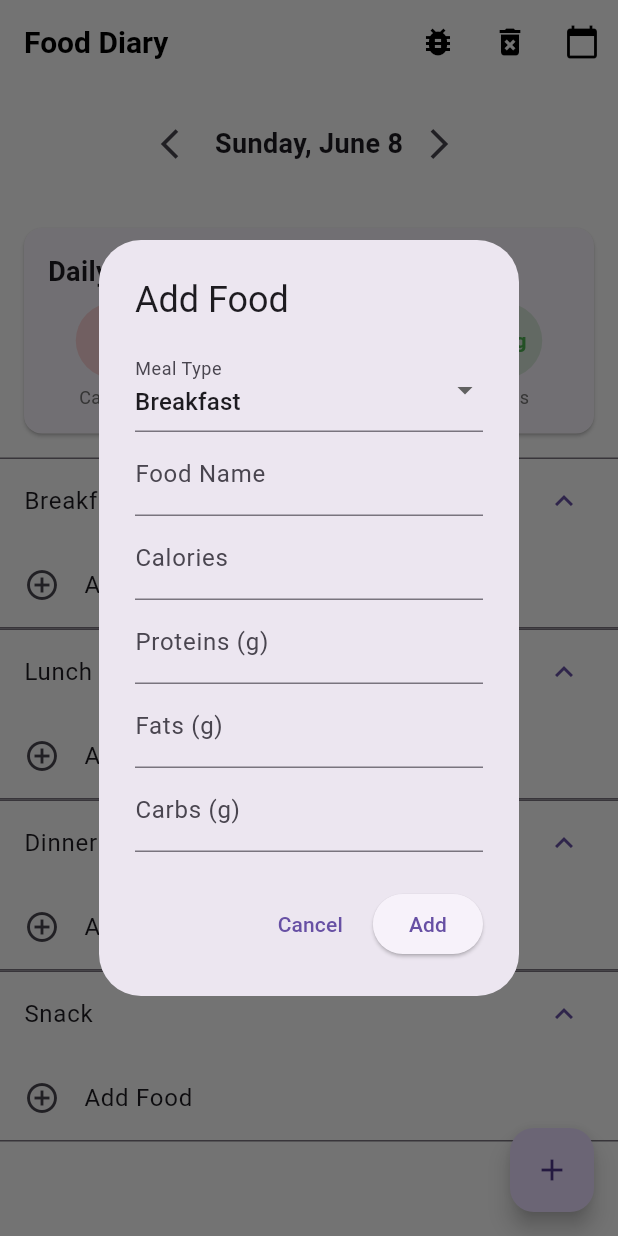
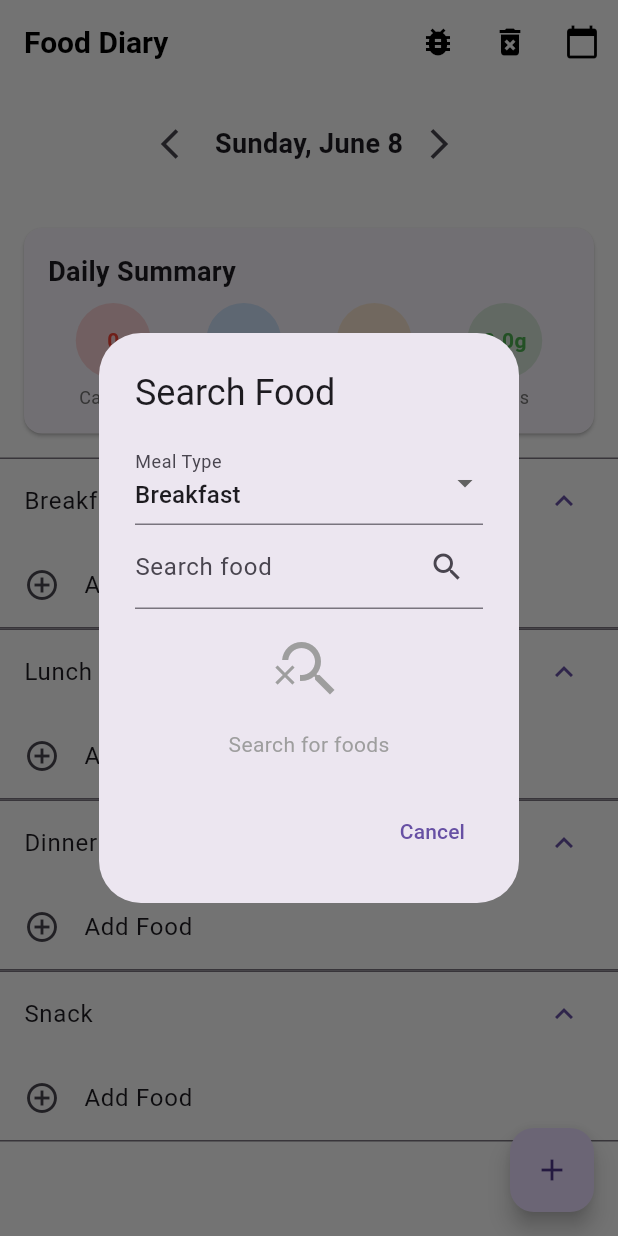
Before and after one commit to LysinKirill/FitTrack, a Flutter app: the FoodDiaryScreen screen opened directly with empty values, after a tap on "Add Food", on a phone screen of 412 x 824 dp. Run offline on Flutter 3.47's test engine with Material 3 defaults, Android fonts, the phone set to English and light mode, and no system bars; our stand-ins replace flutter_dotenv, sqflite; accounts and stored records are empty.

```diff
--- a/lib/main.dart
+++ b/lib/main.dart
@@ -2,9 +2,11 @@ import 'package:flutter/material.dart';
 import 'package:fit_track/screens/auth/login_screen.dart';
 import 'package:fit_track/services/database/db_helper.dart';
 import 'package:fit_track/services/auth_service.dart';
+import 'package:flutter_dotenv/flutter_dotenv.dart';
 
 void main() async {
   WidgetsFlutterBinding.ensureInitialized();
+  await dotenv.load(fileName: ".env");
   final dbHelper = DatabaseHelper.instance;
   final authService = AuthService(dbHelper);
 
--- a/lib/screens/home/nutrition/food_diary.dart
+++ b/lib/screens/home/nutrition/food_diary.dart
@@ -2,7 +2,7 @@ import 'package:flutter/material.dart';
 import 'package:intl/intl.dart';
 import 'package:fit_track/models/meal_entry.dart';
 import 'package:fit_track/services/database/db_helper.dart';
-import 'package:fit_track/models/user.dart';
+import '../../../widgets/food_search_dialog.dart';
 
 class FoodDiaryScreen extends StatefulWidget {
   final int userId;
@@ -19,7 +19,7 @@ class _FoodDiaryScreenState extends State<FoodDiaryScreen> {
   List<MealEntry> _mealEntries = [];
   late int _userId;
 
-  // Nutrition summary
+
   int _totalCalories = 0;
   double _totalProteins = 0;
   double _totalFats = 0;
@@ -32,7 +32,6 @@ class _FoodDiaryScreenState extends State<FoodDiaryScreen> {
     _ensureUserExists().then((_) => _loadMealEntries());
   }
 
-  // Debug: Create a user if none exists
   Future<void> _ensureUserExists() async {
     final db = await _dbHelper.database;
     final users = await db.query('users');
@@ -303,9 +302,7 @@ class _FoodDiaryScreenState extends State<FoodDiaryScreen> {
                       onTap: () async {
                         final result = await showDialog<MealEntry>(
                           context: context,
-                          builder:
-                              (context) =>
-                                  AddMealDialog(initialMealType: mealType),
+                          builder: (context) => FoodSearchDialog(initialMealType: mealType),
                         );
 
                         if (result != null) {
--- /dev/null
+++ b/lib/services/api/fatsecret_api.dart
@@ -0,0 +1,152 @@
+import 'dart:convert';
+import 'dart:math';
+import 'package:crypto/crypto.dart';
+import 'package:http/http.dart' as http;
+
+class FoodItem {
+  final String id;
+  final String name;
+  final int calories;
+  final double proteins;
+  final double fats;
+  final double carbs;
+
+  FoodItem({
+    required this.id,
+    required this.name,
+    required this.calories,
+    required this.proteins,
+    required this.fats,
+    required this.carbs,
+  });
+}
+
+class FatSecretAPI {
+  static const String _baseUrl = 'https://platform.fatsecret.com/rest/server.api';
+  final String _consumerKey;
+  final String _consumerSecret;
+  static const int defaultMaxResults = 5;
+  FatSecretAPI(this._consumerKey, this._consumerSecret);
+
+  String _generateNonce() {
+    const chars = 'ABCDEFGHIJKLMNOPQRSTUVWXYZabcdefghijklmnopqrstuvwxyz0123456789';
+    final random = Random();
+    return String.fromCharCodes(
+      Iterable.generate(32, (_) => chars.codeUnitAt(random.nextInt(chars.length))),
+    );
+  }
+
+  String _percentEncode(String s) {
+    return Uri.encodeComponent(s)
+        .replaceAll('+', '%20')
+        .replaceAll('*', '%2A')
+        .replaceAll('%7E', '~');
+  }
+
+  String _generateSignature({
+    required String httpMethod,
+    required String baseUrl,
+    required Map<String, String> params,
+    required String consumerSecret,
+  }) {
+    final sortedParams = params.keys.toList()..sort();
+
+    final paramString = sortedParams
+        .map((k) => '${_percentEncode(k)}=${_percentEncode(params[k]!)}')
+        .join('&');
+
+    final baseString = [
+      httpMethod.toUpperCase(),
+      _percentEncode(baseUrl),
+      _percentEncode(paramString),
+    ].join('&');
+
+
+    final signingKey = '${_percentEncode(consumerSecret)}&';
+
+    final hmac = Hmac(sha1, utf8.encode(signingKey));
+    final digest = hmac.convert(utf8.encode(baseString));
+    return base64Encode(digest.bytes);
+  }
+
+  Future<Map<String, dynamic>> _makeRequest({
+    required String method,
+    Map<String, String>? additionalParams,
+  }) async {
+    final timestamp = (DateTime.now().millisecondsSinceEpoch ~/ 1000).toString();
+    final nonce = _generateNonce();
+
+    final oauthParams = {
+      'oauth_consumer_key': _consumerKey,
+      'oauth_signature_method': 'HMAC-SHA1',
+      'oauth_timestamp': timestamp,
+      'oauth_nonce': nonce,
+      'oauth_version': '1.0',
+    };
+
+    final allParams = {
+      ...?additionalParams,
+      ...oauthParams,
+      'method': method,
+      'format': 'json',
+    };
+
+    final signature = _generateSignature(
+      httpMethod: 'GET',
+      baseUrl: _baseUrl,
+      params: allParams,
+      consumerSecret: _consumerSecret,
+    );
+
+
+    oauthParams['oauth_signature'] = signature;
+
+    final oauthHeader = 'OAuth ${oauthParams.entries
+            .map((e) => '${_percentEncode(e.key)}="${_percentEncode(e.value)}"')
+            .join(',')}';
+
+    final queryParams = {
+      ...?additionalParams,
+      'method': method,
+      'format': 'json',
+    };
+    final uri = Uri.parse(_baseUrl).replace(queryParameters: queryParams);
+
+    final response = await http.get(
+      uri,
+      headers: {'Authorization': oauthHeader},
+    );
+
+    if (response.statusCode != 200) {
+      throw Exception('Request failed: ${response.statusCode} - ${response.body}');
+    }
+
+    final result = json.decode(response.body);
+    if (result.containsKey('error')) {
+      throw Exception('API error: ${result['error']['message']}');
+    }
+
+    return result;
+  }
+
+  Future<Map<String, dynamic>> searchFoods(String query, {String language = 'en'}) async {
+    return await _makeRequest(
+      method: 'foods.search',
+      additionalParams: {
+        'search_expression': query,
+        'language': language,
+        'max_results': defaultMaxResults.toString()
+      },
+    );
+  }
+
+  Future<Map<String, dynamic>> getFood(int foodId, {String language = 'en'}) async {
+    return await _makeRequest(
+      method: 'food.get',
+      additionalParams: {
+        'food_id': foodId.toString(),
+        'language': language,
+      },
+    );
+  }
+}
--- /dev/null
+++ b/lib/widgets/food_search_dialog.dart
@@ -0,0 +1,173 @@
+import 'package:flutter/material.dart';
+import 'package:fit_track/models/meal_entry.dart';
+import 'package:flutter_dotenv/flutter_dotenv.dart';
+import '../services/api/fatsecret_api.dart';
+
+class FoodSearchDialog extends StatefulWidget {
+  final String initialMealType;
+
+  const FoodSearchDialog({super.key, required this.initialMealType});
+
+  @override
+  State<FoodSearchDialog> createState() => _FoodSearchDialogState();
+}
+
+class _FoodSearchDialogState extends State<FoodSearchDialog> {
+  final _searchController = TextEditingController();
+  List<FoodItem> _searchResults = [];
+  bool _isSearching = false;
+  String _mealType = 'Breakfast';
+
+  @override
+  void initState() {
+    super.initState();
+    _mealType = widget.initialMealType;
+  }
+
+  @override
+  void dispose() {
+    _searchController.dispose();
+    super.dispose();
+  }
+
+  final _api = FatSecretAPI(
+    dotenv.env['FATSECRET_KEY']!,
+    dotenv.env['FATSECRET_SECRET']!,
+  );
+
+
+  void _searchFoods() async {
+    setState(() => _isSearching = true);
+    try {
+      final results = await _api.searchFoods(_searchController.text);
+      final parsed = parseSearchResults(results);
+
+      setState(() => _searchResults = parsed);
+    } finally {
+      setState(() => _isSearching = false);
+    }
+  }
+
+
+  List<FoodItem> parseSearchResults(Map<String, dynamic> data) {
+    var foods = data['foods']['food'];
+    var results = foods.map<FoodItem>((food) {
+      var nutritionalInfo = parseNutritionalInfo(food['food_description']);
+      return FoodItem(
+        id: food['food_id'],
+        name: food['food_name'],
+        calories: (nutritionalInfo['Calories'] ?? 0).toInt(),
+        proteins: nutritionalInfo['Protein'] ?? 0,
+        fats: nutritionalInfo['Fat'] ?? 0,
+        carbs: nutritionalInfo['Carbs'] ?? 0,
+      );
+    }).toList();
+
+    return results;
+  }
+
+  Map<String, double> parseNutritionalInfo(String input) {
+    RegExp exp = RegExp(
+        r'Calories: (\d+\.?\d*)kcal \| Fat: (\d+\.?\d*)g \| Carbs: (\d+\.?\d*)g \| Protein: (\d+\.?\d*)g'
+    );
+
+    Match? match = exp.firstMatch(input);
+    if (match != null) {
+      return {
+        'Calories': double.parse(match.group(1)!),
+        'Fat': double.parse(match.group(2)!),
+        'Carbs': double.parse(match.group(3)!),
+        'Protein': double.parse(match.group(4)!),
+      };
+    }
+
+    return {};
+  }
+
+
+  @override
+  Widget build(BuildContext context) {
+    return AlertDialog(
+      title: const Text('Search Food'),
+      content: SingleChildScrollView(
+        child: Column(
+          mainAxisSize: MainAxisSize.min,
+          children: [
+            DropdownButtonFormField<String>(
+              value: _mealType,
+              decoration: const InputDecoration(labelText: 'Meal Type'),
+              items: MealEntry.mealTypes.map((type) {
+                return DropdownMenuItem(value: type, child: Text(type));
+              }).toList(),
+              onChanged: (value) => setState(() => _mealType = value!),
+            ),
+            TextField(
+              controller: _searchController,
+              decoration: InputDecoration(
+                labelText: 'Search food',
+                suffixIcon: IconButton(
+                  icon: const Icon(Icons.search),
+                  onPressed: _searchFoods,
+                ),
+              ),
+              onSubmitted: (_) => _searchFoods(),
+            ),
+            const SizedBox(height: 16),
+            _isSearching
+                ? const Center(child: CircularProgressIndicator())
+                : _searchResults.isEmpty
+                ? Center(
+              child: Column(
+                mainAxisSize: MainAxisSize.min,
+                children: [
+                  Icon(Icons.search_off, size: 48, color: Colors.grey),
+                  const SizedBox(height: 16),
+                  Text(
+                    _searchController.text.isEmpty
+                        ? 'Search for foods'
+                        : 'No results found',
+                    style: TextStyle(color: Colors.grey),
+                  ),
+                ],
+              ),
+            )
+                : ConstrainedBox(  // Add ConstrainedBox
+              constraints: BoxConstraints(
+                maxHeight: MediaQuery.of(context).size.height * 0.4,
+              ),
+              child: Column(
+              mainAxisSize: MainAxisSize.min,
+              children: [
+                for (final food in _searchResults)
+                  ListTile(
+                    title: Text(food.name),
+                    subtitle: Text(
+                      '${food.calories} cal | P:${food.proteins}g F:${food.fats}g C:${food.carbs}g',
+                    ),
+                    onTap: () {
+                      Navigator.pop(context, MealEntry(
+                        name: food.name,
+                        mealType: _mealType,
+                        calories: food.calories,
+                        proteins: food.proteins,
+                        fats: food.fats,
+                        carbs: food.carbs,
+                        dateTime: DateTime.now(),
+                      ));
+                    },
+                  ),
+              ],
+            )
+            ),
+          ],
+        ),
+      ),
+      actions: [
+        TextButton(
+          onPressed: () => Navigator.pop(context),
+          child: const Text('Cancel'),
+        ),
+      ],
+    );
+  }
+}
--- a/pubspec.yaml
+++ b/pubspec.yaml
@@ -30,6 +30,9 @@ environment:
 dependencies:
   flutter:
     sdk: flutter
+  uri: ^1.0.0
+  oauth1: ^2.1.0
+  flutter_dotenv: ^5.1.0
   sqflite: ^2.3.0
   path_provider: ^2.1.1
   hive: ^2.2.3
@@ -67,7 +70,8 @@ flutter:
   # included with your application, so that you can use the icons in
   # the material Icons class.
   uses-material-design: true
-
+  assets:
+    - .env
   # To add assets to your application, add an assets section, like this:
   # assets:
   #   - images/a_dot_burr.jpeg
```
